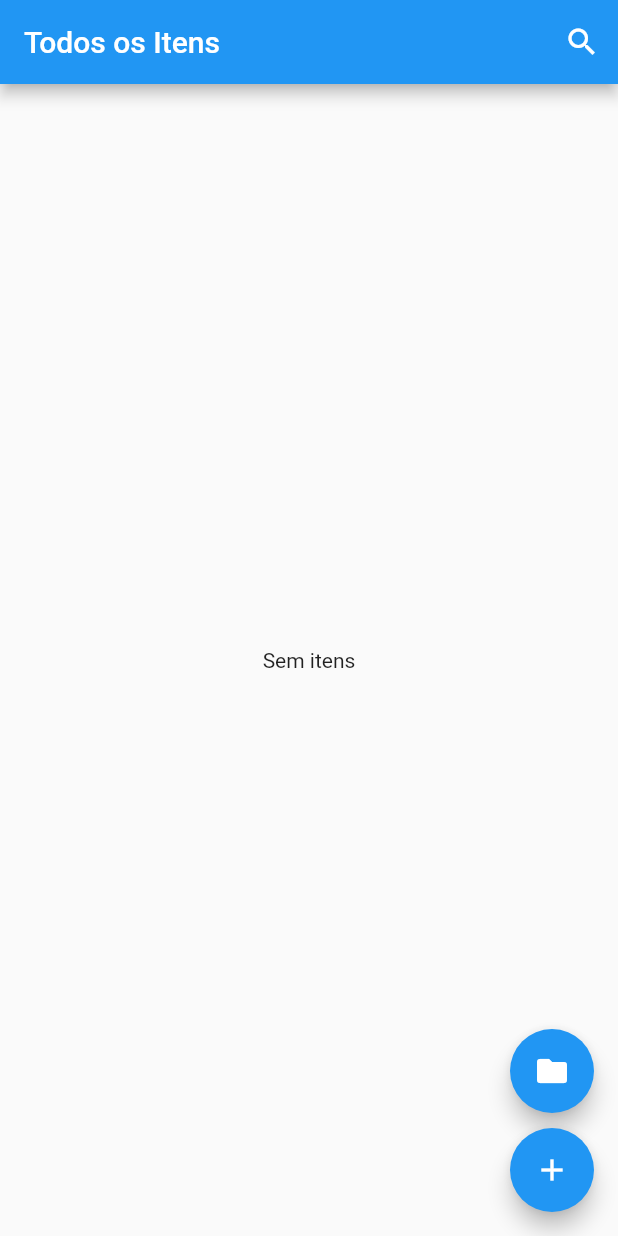
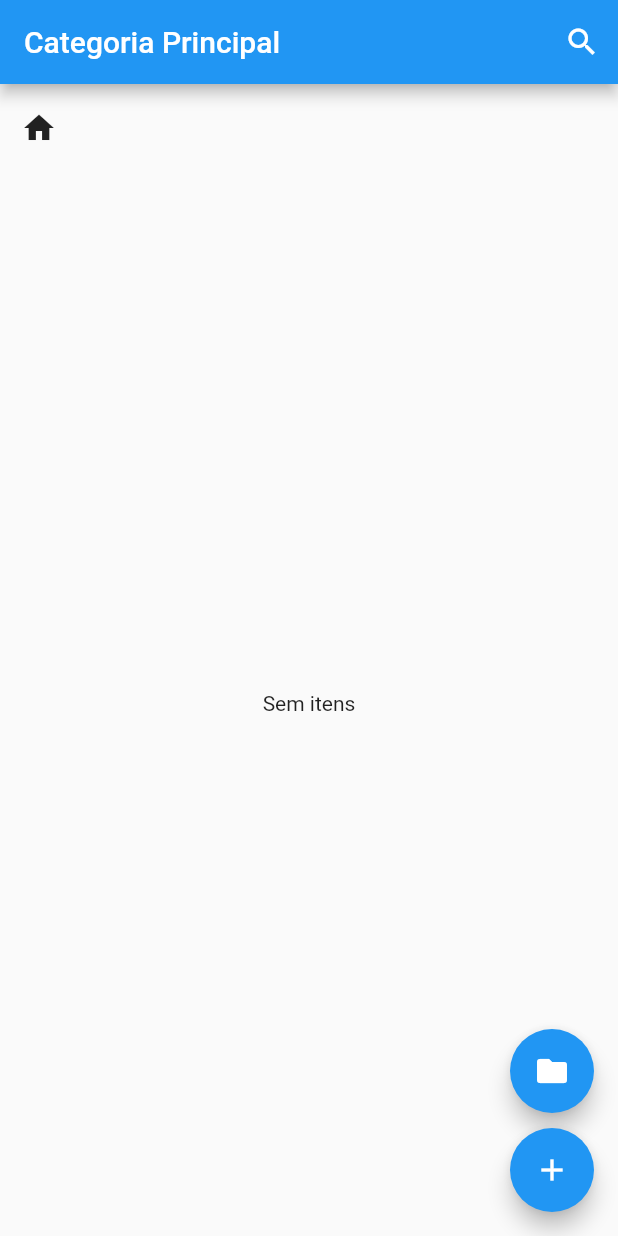
Before and after one commit to josebraz/inventary, a Flutter app: the screen it shows after launch, on a phone screen of 412 x 824 dp. Run offline on Flutter 3.47's test engine with Material 2 defaults, Android fonts, the phone set to English and light mode, and no system bars; our stand-ins replace camera, flutter_bloc, sqflite; accounts and stored records are empty; Roboto replaces fonts that are missing (PTSans).

Commit message:
Header para a lista de itens e não empilha mais activities na navegação das pastas

```diff
--- a/lib/main.dart
+++ b/lib/main.dart
@@ -41,12 +41,8 @@ class MyApp extends StatelessWidget {
         onGenerateRoute: (RouteSettings settings) {
           switch(settings.name) {
             case '/':
-              final int parentItemId = settings.arguments as int? ?? -1;
               return MaterialPageRoute(
-                builder: (context) => ItemsList(
-                  title: 'Todos os Itens',
-                  parentItemId: parentItemId,
-                ),
+                builder: (context) => ItemsList(),
               );
             case '/item':
               final CreateEditItemArgs? args = settings.arguments as CreateEditItemArgs?;
--- /dev/null
+++ b/lib/model/BaseItemEntity.dart
@@ -0,0 +1,13 @@
+
+import 'BaseEntity.dart';
+
+abstract class BasicItemEntity extends BasicEntity {
+
+  String name;
+
+  int parent;
+  bool isFolder;
+
+  BasicItemEntity(int? id, this.name, this.parent, this.isFolder) : super(id);
+
+}
--- a/lib/model/ItemEntity.dart
+++ b/lib/model/ItemEntity.dart
@@ -1,12 +1,9 @@
 
 import 'dart:convert';
 
-import 'package:inventary/model/BaseEntity.dart';
+import 'package:inventary/model/BaseItemEntity.dart';
 
-
-class ItemEntity extends BasicEntity {
-
-  String name;
+class ItemEntity extends BasicItemEntity {
 
   String location;
   String description;
@@ -14,10 +11,7 @@ class ItemEntity extends BasicEntity {
 
   List<String?> attachmentsPath;
 
-  int parent;
-  bool isFolder;
-
-  ItemEntity({id, this.name = "", this.parent = -1, this.isFolder = false, this.location = "", this.description = "", this.loan = "", this.attachmentsPath = const []}) : super(id);
+  ItemEntity({id, name = "", parent = -1, isFolder = false, this.location = "", this.description = "", this.loan = "", this.attachmentsPath = const []}) : super(id, name, parent, isFolder);
 
   @override
   Map<String, dynamic> toMap() => {
--- a/lib/view/CreateEditItem.dart
+++ b/lib/view/CreateEditItem.dart
@@ -56,7 +56,7 @@ class _CreateEditItemState extends State<CreateEditItem> {
       floatingActionButton: FloatingActionButton(
         onPressed: _takePicture,
         tooltip: "Tirar foto",
-        child: Icon(Icons.camera_alt),
+        child: Icon(Icons.add_a_photo),
       ),
     );
   }
--- a/lib/view/ItemsList.dart
+++ b/lib/view/ItemsList.dart
@@ -1,3 +1,4 @@
+import 'package:flutter/gestures.dart';
 import 'package:flutter/material.dart';
 import 'package:flutter/widgets.dart';
 import 'package:flutter_bloc/flutter_bloc.dart';
@@ -13,37 +14,92 @@ import 'package:inventary/view/CreateEditItem.dart';
 import 'package:inventary/view/ItemsSearshDelegate.dart';
 
 class ItemsList extends StatefulWidget {
-  ItemsList({Key? key, required this.title, this.parentItemId = -1}) : super(key: key);
-
-  final String title;
-  final int parentItemId;
+  ItemsList({Key? key}) : super(key: key);
 
   @override
   _ItemsListState createState() => _ItemsListState();
 }
 
 class _ItemsListState extends State<ItemsList> {
+  List<ItemEntity> parentPath = [];
+
+  ItemEntity? get currentParent {
+    var length = parentPath.length;
+    if (length > 0) {
+      return parentPath.last;
+    } else {
+      return null;
+    }
+  }
+
+  Future<bool> _onBackPressed() async {
+    if (parentPath.isEmpty)
+      return true;
+    else {
+      setState(() {
+        parentPath.removeLast();
+      });
+      return false;
+    }
+  }
 
   @override
   Widget build(BuildContext context) {
+    BlocProvider.of<ItemBloc>(context)
+        .add(ListItemEvent(currentParent?.id ?? -1));
 
-    BlocProvider.of<ItemBloc>(context).add(ListItemEvent(widget.parentItemId));
-
-    return Scaffold(
+    return WillPopScope(
+      onWillPop: _onBackPressed,
+      child: Scaffold(
         appBar: AppBar(
-        title: Text(widget.title),
-        actions: [
+          leading: _buildBack(),
+          title: Text("Categoria ${currentParent?.name ?? "Principal"}"),
+          actions: <Widget>[
             IconButton(
               icon: Icon(Icons.search),
               onPressed: () {
-                showSearch(context: context, delegate: ItemsSearchDelegate());
-              }
-          )
+                showSearch(
+                    context: context, delegate: ItemsSearchDelegate());
+              },
+            ),
           ],
         ),
         body: BlocBuilder<ItemBloc, ItemState>(
           bloc: BlocProvider.of<ItemBloc>(context),
           builder: (context, state) {
+            return Column(
+              children: <Widget>[
+                Align(
+                  alignment: Alignment.centerLeft,
+                  child: _buildHeader(),
+                ),
+                Expanded(
+                  child: _buildList(context, state),
+                ),
+              ],
+            );
+          }),
+        floatingActionButton: Column(
+          mainAxisAlignment: MainAxisAlignment.end,
+          children: <Widget>[
+            FloatingActionButton(
+              onPressed: _addFolder,
+              tooltip: "Adicionar categoria",
+              child: Icon(Icons.folder),
+            ),
+            SizedBox(height: 10),
+            FloatingActionButton(
+              onPressed: _addItem,
+              tooltip: 'Adicionar Item',
+              child: Icon(Icons.add),
+            ),
+          ],
+        ),
+      ),
+    );
+  }
+
+  Widget _buildList(BuildContext context, ItemState state) {
     if (state is ItemFetchingState) {
       return Center(child: CircularProgressIndicator());
     } else if (state is ItemFetchedState) {
@@ -57,44 +113,39 @@ class _ItemsListState extends State<ItemsList> {
       return _buildNoItems();
     }
   }
-      ),
-      floatingActionButton: Column(
-        mainAxisAlignment: MainAxisAlignment.end,
-        children: [
-          FloatingActionButton(
-            onPressed: _addFolder,
-            tooltip: "Adicionar categoria",
-            child: Icon(Icons.folder),
-          ),
-          SizedBox(height: 10),
-          FloatingActionButton(
-            onPressed: _addItem,
-            tooltip: 'Adicionar Item',
-            child: Icon(Icons.add),
-          ),
-        ]
-      )
-    );
-  }
 
   Widget _buildRow(ItemEntity item) {
     return new Card(
       child: ListTile(
         leading: item.attachmentsPath.isEmpty
-            ? item.isFolder ? Icon(Icons.folder) : Icon(Icons.insert_drive_file_rounded)
+            ? item.isFolder
+                ? Icon(Icons.folder)
+                : Icon(Icons.insert_drive_file_rounded)
             : Image.file(File(item.attachmentsPath.first!)),
         title: Text(item.name),
         subtitle: Text(item.description.onEmpty("Sem descrição")),
         onTap: () async {
           if (item.isFolder) {
-            await Navigator.of(context).pushNamed('/', arguments: item.id);
-            // TODO melhorar isso usando outro provider
-            BlocProvider.of<ItemBloc>(context).add(ListItemEvent(widget.parentItemId));
+            setState(() {
+              parentPath.add(item);
+            });
+            BlocProvider.of<ItemBloc>(context)
+                .add(ListItemEvent(currentParent?.id ?? -1));
           }
         },
         trailing: PopupMenuButton<String>(
           icon: Icon(Icons.more_vert),
-          itemBuilder: (context) => <PopupMenuItem<String>>[
+          itemBuilder: (context) => _buildItemOptionMenu(item),
+          onSelected: (String value) {
+            _onItemOptionSelected(item, value);
+          },
+        ),
+      ),
+    );
+  }
+
+  List<PopupMenuItem<String>> _buildItemOptionMenu(ItemEntity item) {
+    return <PopupMenuItem<String>>[
       PopupMenuItem<String>(
         child: const Text('Editar'),
         value: 'Edit',
@@ -109,8 +160,10 @@ class _ItemsListState extends State<ItemsList> {
         ),
         value: 'Delete',
       ),
-          ],
-          onSelected: (String value) {
+    ];
+  }
+
+  void _onItemOptionSelected(ItemEntity item, String value) {
     if (item.isFolder) {
       if (value == 'Edit') {
         _editFolder(item);
@@ -124,10 +177,6 @@ class _ItemsListState extends State<ItemsList> {
         _deleteItem(item);
       }
     }
-          },
-        ),
-      ),
-    );
   }
 
   Widget _buildNoItems() {
@@ -136,21 +185,102 @@ class _ItemsListState extends State<ItemsList> {
     );
   }
 
+  Widget? _buildBack() {
+    if (parentPath.isEmpty) {
+      return null;
+    } else {
+      return IconButton(
+        icon: Icon(Icons.arrow_back),
+        onPressed: _onBackPressed,
+      );
+    }
+  }
+
+  Widget _buildHeader() {
+    return SingleChildScrollView(
+      reverse: true,
+      scrollDirection: Axis.horizontal,
+      dragStartBehavior: DragStartBehavior.down,
+      child: Row(
+        crossAxisAlignment: CrossAxisAlignment.end,
+        mainAxisAlignment: MainAxisAlignment.spaceEvenly,
+        children: <Widget>[
+          Container(
+            margin: const EdgeInsets.symmetric(horizontal: 2.0, vertical: 5.0),
+            child: IconButton(
+              icon: Icon(Icons.home),
+              onPressed: () {
+                setState(() {
+                  parentPath.clear();
+                });
+              },
+            ),
+          ),
+          for (var parent in parentPath)
+            Container(
+              margin: const EdgeInsets.symmetric(horizontal: 2.0, vertical: 5.0),
+              child: GestureDetector(
+                child: ElevatedButton(
+                  child: Text(
+                    "${parent.name}",
+                    style: TextStyle(
+                      color: Colors.black,
+                    ),
+                  ),
+                  style: ButtonStyle(
+                    padding: MaterialStateProperty.all<EdgeInsetsGeometry>(EdgeInsets.symmetric(horizontal: 15.0)),
+                    backgroundColor: MaterialStateProperty.all<Color>(Colors.white),
+                    shape: MaterialStateProperty.all<RoundedRectangleBorder>(
+                        RoundedRectangleBorder(
+                            borderRadius: BorderRadius.circular(18.0),
+                            side: BorderSide(color: Colors.blue))),
+                  ),
+                  onPressed: () {
+                    setState(() {
+                      int index = parentPath
+                          .indexWhere((element) => element.id == parent.id);
+                      parentPath.removeRange(index + 1, parentPath.length);
+                    });
+                  },
+                ),
+                onLongPressEnd: (LongPressEndDetails details) {
+                  showMenu<String>(
+                    context: context,
+                    position: RelativeRect.fromLTRB(
+                        details.globalPosition.dx,
+                        details.globalPosition.dy,
+                        details.globalPosition.dx,
+                        details.globalPosition.dy
+                    ),
+                    items: _buildItemOptionMenu(parent),
+                  ).then((String? value) {
+                    _onItemOptionSelected(parent, value!);
+                  });
+                },
+              )
+            )
+        ],
+      ),
+    );
+  }
+
   // actions
   Future<void> _addItem() async {
-    await Navigator.of(context).pushNamed('/item', arguments: CreateEditItemArgs(parentItemId: widget.parentItemId));
+    await Navigator.of(context).pushNamed('/item',
+        arguments: CreateEditItemArgs(parentItemId: currentParent?.id ?? -1));
   }
 
   Future<void> _editItem(ItemEntity item) async {
-    await Navigator.of(context).pushNamed('/item', arguments: CreateEditItemArgs(item: item));
+    await Navigator.of(context)
+        .pushNamed('/item', arguments: CreateEditItemArgs(item: item));
   }
 
   Future<void> _deleteItem(ItemEntity item) async {
     try {
+      await BlocProvider.of<ItemBloc>(context).delete(item.id!);
       BlocProvider.of<ItemBloc>(context).add(DeleteItemEvent(item.id));
       showSnack("Item ${item.name} deletado com sucesso",
-          actionText: "Desfazer",
-          actionClicked: () async {
+          actionText: "Desfazer", actionClicked: () async {
         await BlocProvider.of<ItemBloc>(context).insert(item);
       });
     } catch (e) {
@@ -159,24 +289,25 @@ class _ItemsListState extends State<ItemsList> {
   }
 
   Future<void> _addFolder() async {
-    await Navigator.of(context).pushNamed('/folder', arguments: CreateEditFolderArgs(parentItemId: widget.parentItemId));
+    await Navigator.of(context).pushNamed('/folder',
+        arguments: CreateEditFolderArgs(parentItemId: currentParent?.id ?? -1));
   }
 
   Future<void> _editFolder(ItemEntity item) async {
-    await Navigator.of(context).pushNamed('/folder', arguments: CreateEditFolderArgs(folder: item));
+    await Navigator.of(context)
+        .pushNamed('/folder', arguments: CreateEditFolderArgs(folder: item));
   }
 
   Future<void> _deleteFolder(ItemEntity item) async {
     try {
+      await BlocProvider.of<ItemBloc>(context).delete(item.id!);
       BlocProvider.of<ItemBloc>(context).add(DeleteItemEvent(item.id));
       showSnack("Categoria ${item.name} deletada com sucesso",
-          actionText: "Desfazer",
-          actionClicked: () async {
+          actionText: "Desfazer", actionClicked: () async {
         await BlocProvider.of<ItemBloc>(context).insert(item);
       });
     } catch (e) {
       showSnack("Erro ao deletar a categoria ${item.name}");
     }
   }
-
 }
```
Also changed, not shown: lib/model/FolderEntity.dart (added, +23 -0 lines). Lines whose indentation alone changed are shown as unchanged.
